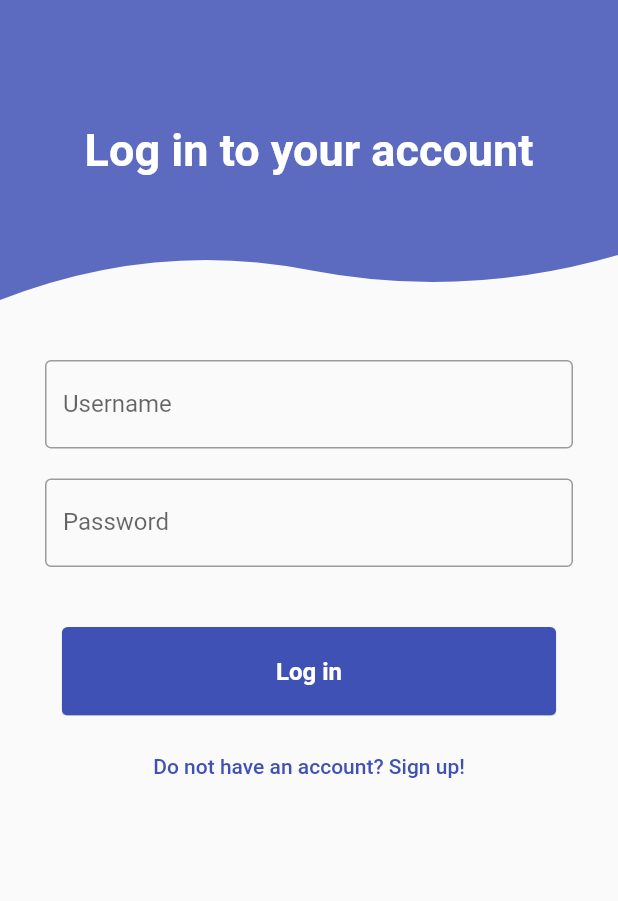
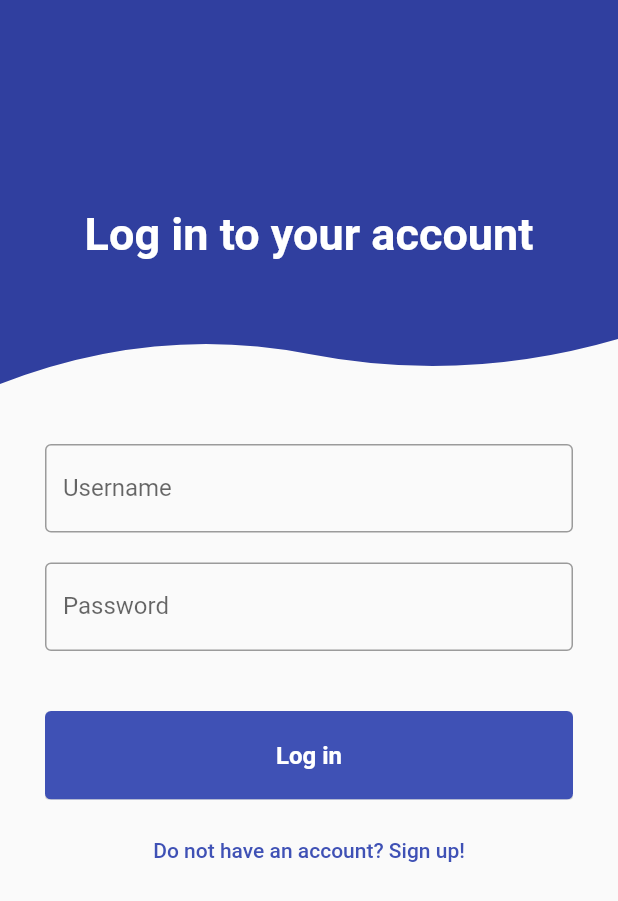
Before and after one commit to ReiPano/flutter-budget-app, a Flutter app: the Signup screen opened directly, after a tap on "Sign up", after a tap on "Alredy have an account? Log in!", on a phone screen of 412 x 824 dp. Shown: the top 901 px of the screen. Run offline on Flutter 3.47's test engine with Material 2 defaults, Android fonts, the phone set to English and light mode, and no system bars; our stand-ins replace flutter_secure_storage; accounts and stored records are empty.

Commit message:
Added a custom app bar which makes the app more modern

```diff
--- /dev/null
+++ b/lib/pages/auth/custom_auth_app_bar.dart
@@ -0,0 +1,19 @@
+import 'package:flutter/services.dart';
+import 'package:flutter/material.dart';
+
+class CustomAuthAppBar extends StatelessWidget with PreferredSizeWidget {
+  const CustomAuthAppBar({super.key});
+
+  @override
+  Widget build(BuildContext context) {
+    return AppBar(
+      elevation: 0,
+      backgroundColor: Colors.indigo[700],
+      toolbarHeight: 0,
+      systemOverlayStyle: SystemUiOverlayStyle.light,
+    );
+  }
+
+  @override
+  Size get preferredSize => const Size.fromHeight(kToolbarHeight);
+}
--- a/lib/pages/auth/login/login.dart
+++ b/lib/pages/auth/login/login.dart
@@ -1,3 +1,4 @@
+import 'package:budget/pages/auth/custom_auth_app_bar.dart';
 import 'package:budget/pages/auth/signup/signup.dart';
 import 'package:budget/shared/rounded_button.dart';
 import 'package:flutter/material.dart';
@@ -58,16 +59,15 @@ class _LoginState extends State<Login> {
   @override
   Widget build(BuildContext context) {
     return Scaffold(
-      body: AnnotatedRegion<SystemUiOverlayStyle>(
-        value: SystemUiOverlayStyle.dark,
-        child: ListView(
+      appBar: const CustomAuthAppBar(),
+      body: ListView(
         children: [
           ClipPath(
             clipper: NiceClipper(),
             child: Container(
               height: 200,
               width: double.infinity,
-                color: Colors.indigo[400],
+              color: Colors.indigo[700],
               child: const Center(
                 child: Text(
                   'Log in to your account',
@@ -116,8 +116,7 @@ class _LoginState extends State<Login> {
                       color: Colors.indigo, text: 'Log in', press: login),
                   TextButton(
                       onPressed: () {
-                          Navigator.pushAndRemoveUntil(context,
-                              MaterialPageRoute(
+                        Navigator.pushAndRemoveUntil(context, MaterialPageRoute(
                           builder: (context) {
                             return const Signup();
                           },
@@ -130,7 +129,6 @@ class _LoginState extends State<Login> {
           ),
         ],
       ),
-      ),
     );
   }
 }
--- a/lib/pages/auth/signup/signup.dart
+++ b/lib/pages/auth/signup/signup.dart
@@ -1,3 +1,4 @@
+import 'package:budget/pages/auth/custom_auth_app_bar.dart';
 import 'package:budget/pages/auth/login/login.dart';
 import 'package:budget/pages/auth/signup/component/email_field.dart';
 import 'package:budget/pages/auth/signup/component/password_field.dart';
@@ -59,16 +60,15 @@ class _SignupState extends State<Signup> {
   @override
   Widget build(BuildContext context) {
     return Scaffold(
-      body: AnnotatedRegion<SystemUiOverlayStyle>(
-        value: SystemUiOverlayStyle.dark,
-        child: ListView(
+      appBar: const CustomAuthAppBar(),
+      body: ListView(
         children: [
           ClipPath(
             clipper: NiceClipper(),
             child: Container(
               height: 200,
               width: double.infinity,
-                color: Colors.indigo[400],
+              color: Colors.indigo[700],
               child: const Center(
                 child: Text(
                   'Create your account',
@@ -116,7 +116,6 @@ class _SignupState extends State<Signup> {
           ),
         ],
       ),
-      ),
     );
   }
 }
--- a/lib/shared/rounded_button.dart
+++ b/lib/shared/rounded_button.dart
@@ -17,7 +17,7 @@ class _RoundedButtomState extends State<RoundedButtom> {
     Size size = MediaQuery.of(context).size;
     return Container(
       margin: const EdgeInsets.only(bottom: 10),
-      width: size.width * 0.8,
+      width: size.width,
       child: ClipRRect(
         borderRadius: BorderRadius.circular(2),
         child: ElevatedButton(
```
Also changed, not shown: pubspec.lock, 3 other files. Lines whose indentation alone changed are shown as unchanged.
